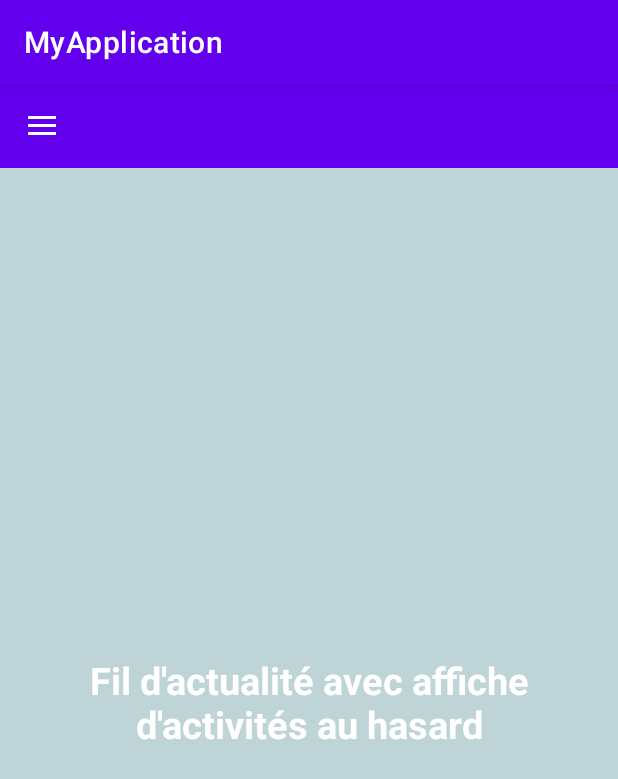
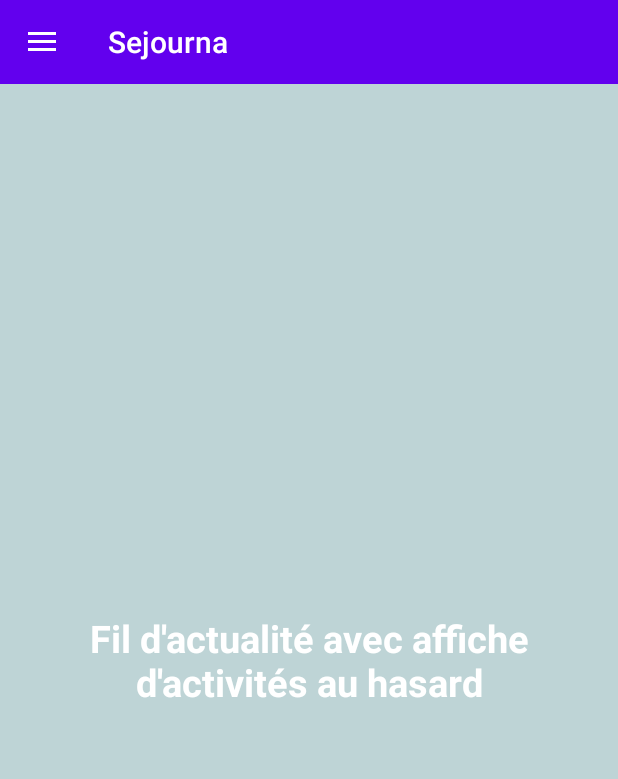
Before and after one commit to SharmAurel/Sejourna, an Android app: the screen it shows after launch (MainActivity), on a phone screen of 412 x 824 dp. Shown: the top 779 px of the screen. Run offline under Robolectric (Android 15) with nearby library versions, the phone set to English and light mode, and no system bars; Roboto replaces fonts that are not available here.

Commit message:
Ajout apk et version final

```diff
--- a/app/src/main/AndroidManifest.xml
+++ b/app/src/main/AndroidManifest.xml
@@ -8,7 +8,9 @@
         android:label="@string/app_name"
         android:roundIcon="@mipmap/ic_launcher_round"
         android:supportsRtl="true"
-        android:theme="@style/Theme.MyApplication">
+        android:theme="@style/Theme.Design.NoActionBar"
+
+        >
         <activity
             android:name=".Activities.MainActivity"
             android:exported="true">
--- a/app/src/main/java/com/example/myapplication/Activities/MainActivity.java
+++ b/app/src/main/java/com/example/myapplication/Activities/MainActivity.java
@@ -46,7 +46,7 @@ public class MainActivity extends AppCompatActivity implements NavigationView.On
         setContentView(R.layout.activity_main);
 
         // Configure all views
-        this.configureToolBar();
+            this.configureToolBar();
         this.configureDrawerLayout();
         this.configureNavigationView();
 
@@ -103,6 +103,7 @@ public class MainActivity extends AppCompatActivity implements NavigationView.On
     // Config Toolbar
     private void configureToolBar(){
         this.toolbar = (Toolbar) findViewById(R.id.activity_main_toolbar);
+        this.toolbar.setTitle("Sejourna");
         setSupportActionBar(toolbar);
     }
 
--- a/app/src/main/java/com/example/myapplication/Fragments/ProfileFragment.java
+++ b/app/src/main/java/com/example/myapplication/Fragments/ProfileFragment.java
@@ -4,8 +4,6 @@ import android.os.Bundle;
 import android.view.LayoutInflater;
 import android.view.View;
 import android.view.ViewGroup;
-import android.widget.ListView;
-
 import com.example.myapplication.R;
 import androidx.fragment.app.Fragment;
 
@@ -20,8 +18,4 @@ public class ProfileFragment extends Fragment {
     public View onCreateView(LayoutInflater inflater, ViewGroup container, Bundle savedInstanceState) {
         return inflater.inflate(R.layout.fragment_profile, container, false);
     }
-
-
-
-
 }
--- a/app/src/main/java/com/example/myapplication/Fragments/TripsFragment.java
+++ b/app/src/main/java/com/example/myapplication/Fragments/TripsFragment.java
@@ -7,7 +7,6 @@ import android.view.View;
 import android.view.ViewGroup;
 
 import androidx.fragment.app.Fragment;
-import androidx.fragment.app.ListFragment;
 
 import com.example.myapplication.R;
 
--- a/app/src/main/res/values/strings.xml
+++ b/app/src/main/res/values/strings.xml
@@ -3,9 +3,4 @@
     <!-- Used in NavigationDrawer -->
     <string name="navigation_drawer_open">Open navigation drawer</string>
     <string name="navigation_drawer_close">Close navigation drawer</string>
-    <string-array name="Ville">
-        <item>Paris</item>
-        <item>Lille</item>
-        <item>Montpellier</item>
-    </string-array>
 </resources>
--- a/app/src/main/res/values/styles.xml
+++ b/app/src/main/res/values/styles.xml
@@ -2,7 +2,7 @@
 <resources>
 
     <!-- Base application theme. -->
-    <style name="Sejourna" parent="Theme.AppCompat.Light.NoActionBar">
+    <style name="AppTheme" parent="Theme.AppCompat.Light.NoActionBar">
         <!-- Customize your theme here. -->
         <item name="colorPrimary">@color/purple_500</item>
         <item name="colorPrimaryDark">@color/purple_500</item>
@@ -10,7 +10,7 @@
     </style>
 
     <!-- Toolbar theme. -->
-    <style name="ToolBarStyle" parent="Sejourna">
+    <style name="ToolBarStyle" parent="AppTheme">
         <item name="android:textColorPrimary">@android:color/white</item>
         <item name="colorControlNormal">@android:color/white</item>
     </style>
```
Also changed, not shown: 3 other files.
